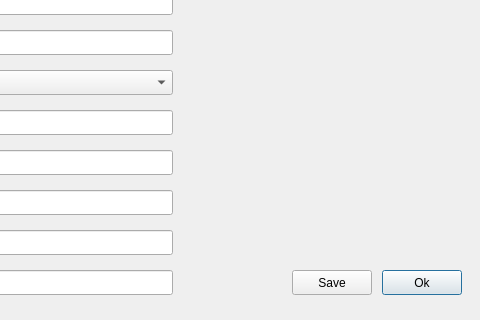
The window that src/gui/EditItem.ui (grd/FreePDM) describes before a commit, drawn with Qt 5; both pictures show x 168 to 648 and y 200 to 520 of the 648 by 520 pixel window.
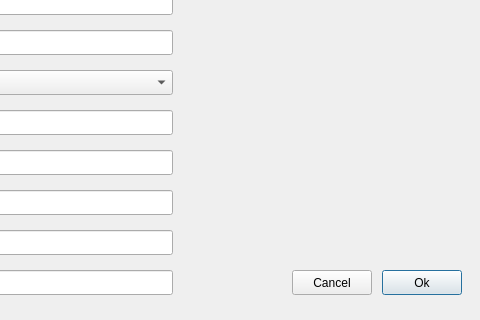
The same window after the commit.

The edit to the form file:
```diff
--- a/src/gui/EditItem.ui
+++ b/src/gui/EditItem.ui
@@ -279,7 +279,7 @@
     </rect>
    </property>
    <property name="text">
-    <string>Save</string>
+    <string>Cancel</string>
    </property>
   </widget>
   <widget class="QComboBox" name="partCombo">
```
Left out of the diff: 2 changed lines with no effect on the pictures.
